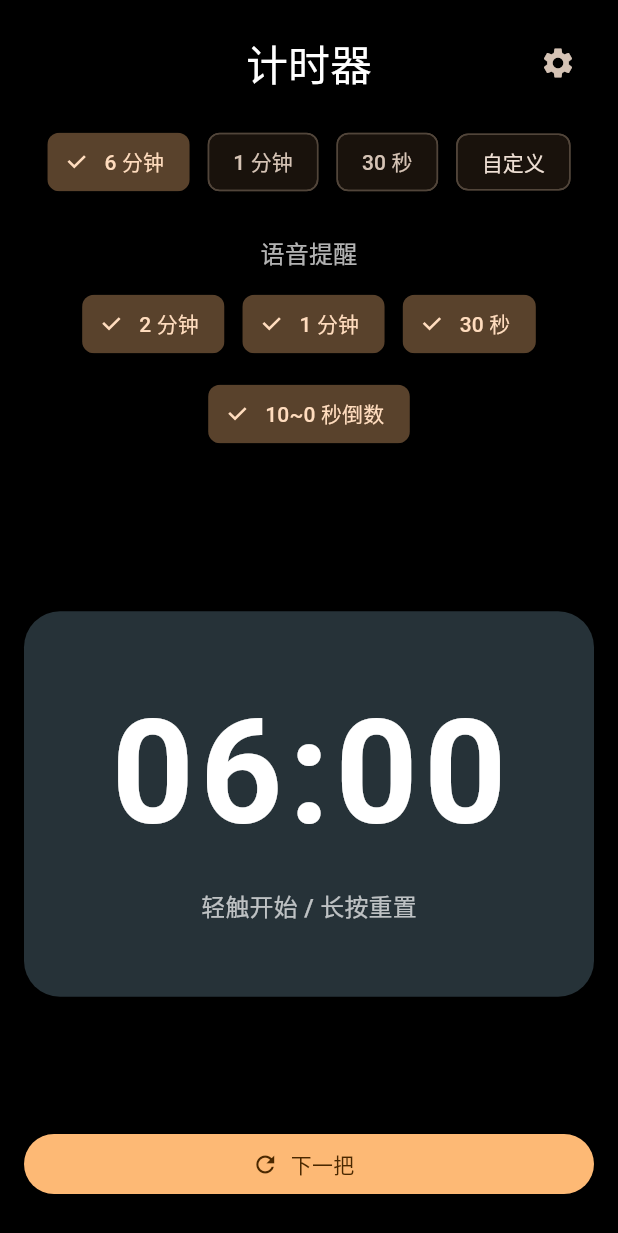
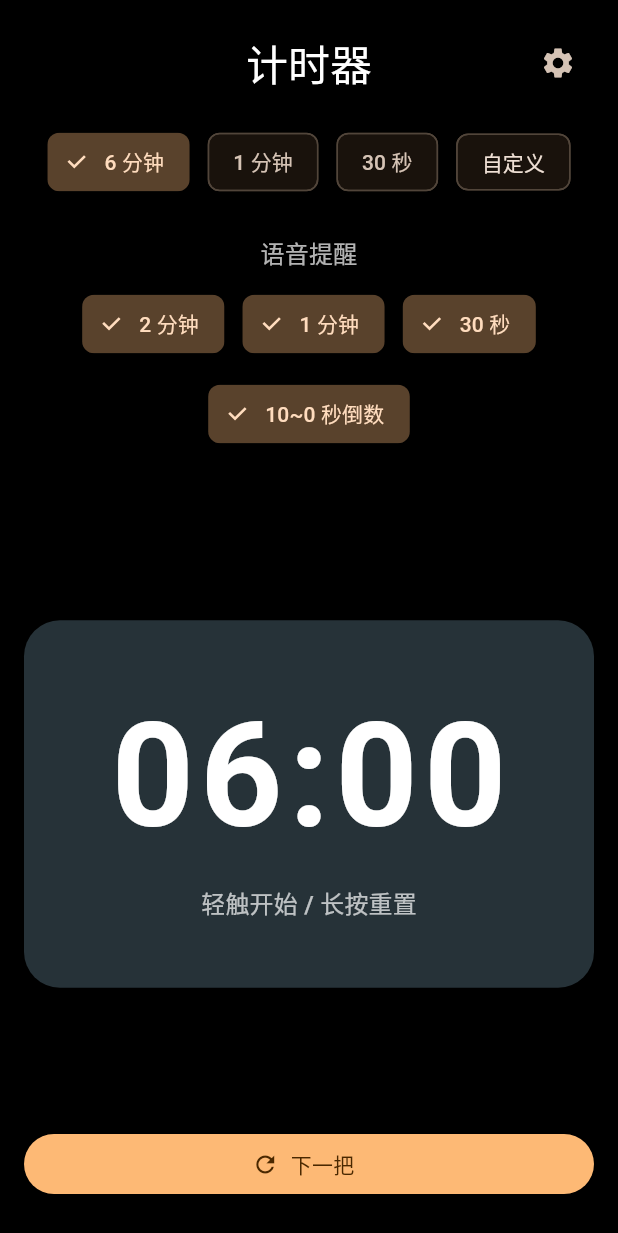
Before and after one commit to wumoye/CourtTimer, a Flutter app: the screen it shows after launch, on a phone screen of 412 x 824 dp. Shown: the top 1233 px of the screen. Run offline on Flutter 3.47's test engine with Material 3 defaults, Android fonts, the light colour scheme and no system bars; our stand-ins replace audioplayers, flutter_tts, shared_preferences, wakelock_plus.

Commit message:
Adjust timer display padding for navigation bar

```diff
--- a/lib/features/timer/presentation/widgets/display/timer_display.dart
+++ b/lib/features/timer/presentation/widgets/display/timer_display.dart
@@ -21,6 +21,7 @@ class TimerDisplay extends StatelessWidget {
 
   @override
   Widget build(BuildContext context) {
+    final media = MediaQuery.of(context);
     final settings = SettingsScope.of(context);
     final language = settings.language;
     final isPrestart = state.isPrestart && state.prestartCount != null;
@@ -42,7 +43,7 @@ class TimerDisplay extends StatelessWidget {
       onLongPress: onReset,
       child: Container(
         width: double.infinity,
-        padding: TimerDisplayTheme.padding,
+        padding: TimerDisplayTheme.containerPadding(media),
         decoration: TimerDisplayTheme.containerDecoration(context),
         child: Column(
           mainAxisSize: MainAxisSize.min,
@@ -65,10 +66,10 @@ class TimerDisplay extends StatelessWidget {
                         ),
                       ),
                     ),
-              ],
+                ],
               ),
             ),
-            const SizedBox(height: 16),
+            const SizedBox(height: 12),
             Text(caption, style: captionStyle),
           ],
         ),
--- a/lib/features/timer/presentation/widgets/display/timer_display_theme.dart
+++ b/lib/features/timer/presentation/widgets/display/timer_display_theme.dart
@@ -3,8 +3,6 @@ import 'package:flutter/material.dart';
 /// Styling utilities for the main timer display so visual constants live in
 /// one place and can be reused or themed later.
 class TimerDisplayTheme {
-  static const EdgeInsetsGeometry padding =
-      EdgeInsets.symmetric(vertical: 48);
   static const BorderRadius borderRadius =
       BorderRadius.all(Radius.circular(24));
   static const BorderRadius overlayBorderRadius =
@@ -17,6 +15,22 @@ class TimerDisplayTheme {
     ),
   ];
   static const Color overlayScrimColor = Color(0xD9000000);
+
+  static EdgeInsets containerPadding(MediaQueryData media) {
+    final bottomInset = media.viewPadding.bottom;
+    final screenHeight = media.size.height;
+    final baseVertical = screenHeight < 720 ? 28.0 : 44.0;
+    final adjustedBottom =
+        (baseVertical - bottomInset * 0.6).clamp(20.0, baseVertical);
+    final adjustedTop =
+        (baseVertical - bottomInset * 0.2).clamp(24.0, baseVertical);
+    return EdgeInsets.only(
+      left: 24,
+      right: 24,
+      top: adjustedTop,
+      bottom: adjustedBottom,
+    );
+  }
 
   static BoxDecoration containerDecoration(BuildContext context) {
     return BoxDecoration(
```
Also changed, not shown: 1 other file.
